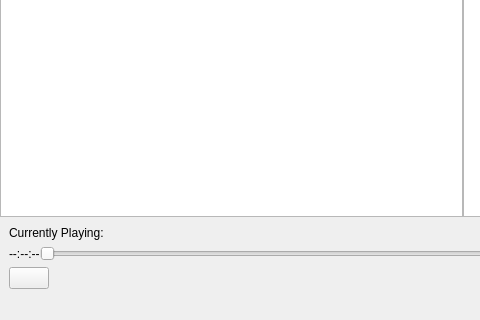
The window that src/ui-element/MainWindow.ui (Otakukingdom/Nodoka) describes before a commit, drawn with Qt 5; both pictures show x 0 to 480 and y 580 to 900 of the 1200 by 900 pixel window.
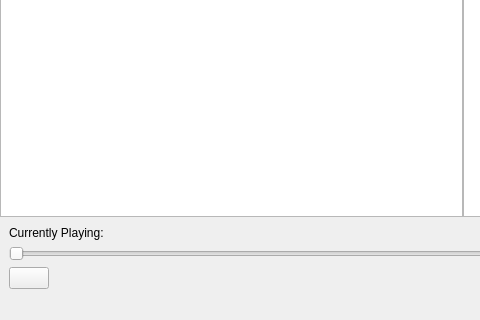
The same window after the commit. Icons and pictures are not drawn.

Patch:
```diff
--- a/src/ui-element/MainWindow.ui
+++ b/src/ui-element/MainWindow.ui
@@ -170,13 +170,6 @@
          <property name="spacing">
           <number>0</number>
          </property>
-         <item>
-          <widget class="QLabel" name="timeLabel">
-           <property name="text">
-            <string>--:--:--</string>
-           </property>
-          </widget>
-         </item>
          <item>
           <widget class="QSlider" name="progressSlider">
            <property name="orientation">
```
